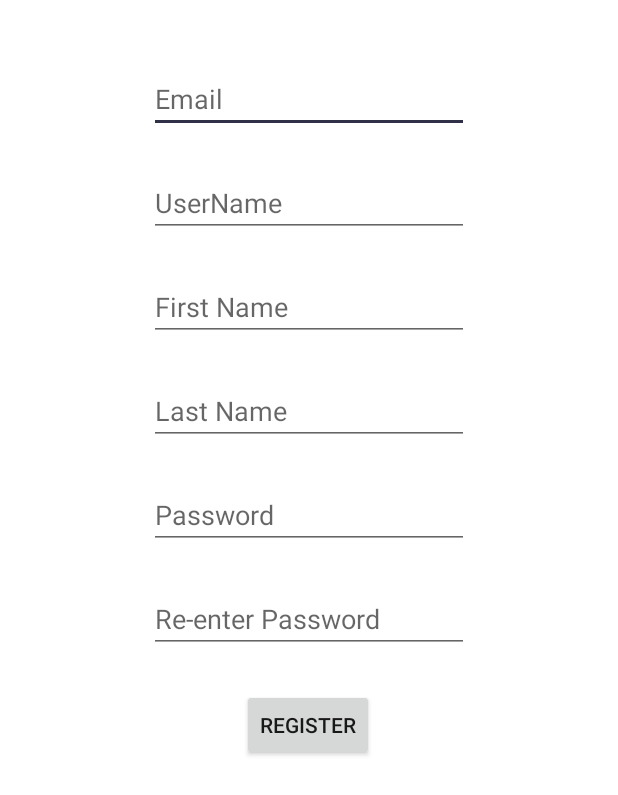
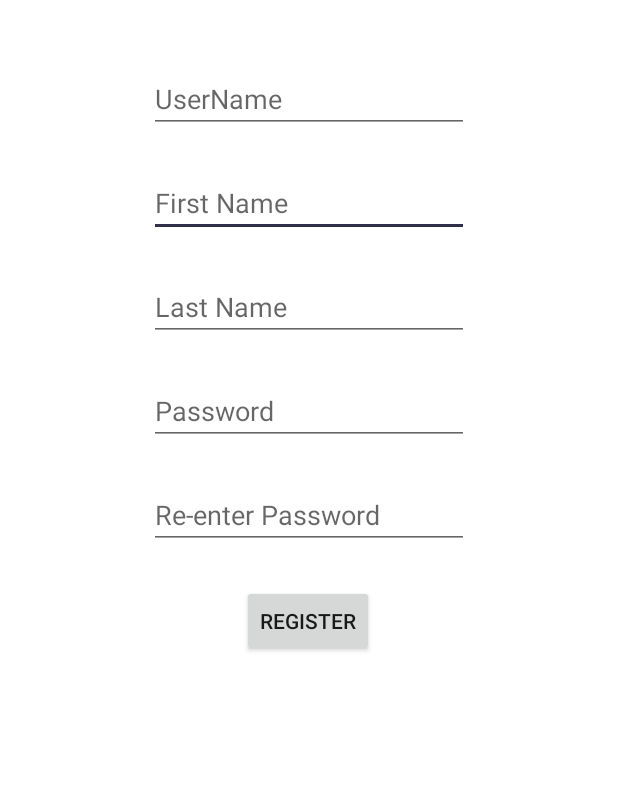
Before and after one commit to sockpuppeteers/ChecklistII, an Android app: the Registration screen opened directly, with no data from a screen before it, on a phone screen of 412 x 824 dp. Shown: the top 795 px of the screen. Run offline under Robolectric (Android 15) with nearby library versions, the phone set to English and light mode, and no system bars; Roboto replaces fonts that are not available here.

Commit message:
email removed from register

```diff
--- a/app/src/main/java/com/example/doug/checklistpresentlayer/Registration.kt
+++ b/app/src/main/java/com/example/doug/checklistpresentlayer/Registration.kt
@@ -38,7 +38,7 @@ class Registration : AppCompatActivity() {
             ) {
                 //error will be empty if everything was successful
                 var user: User = db.RegisterUser(rUserName.text.toString(),
-                    rEmail.text.toString(), rFName.text.toString(), rLName.text.toString(),
+                    "", rFName.text.toString(), rLName.text.toString(),
                     rPW1.text.toString())
                 if (user.Error != "" && user.Error != null)
                     rErrorText.text = ErrorText.text.toString() + user.Error + "\n"
--- a/app/src/main/res/layout/activity_registration.xml
+++ b/app/src/main/res/layout/activity_registration.xml
@@ -4,17 +4,7 @@
                                              xmlns:tools="http://schemas.android.com/tools" android:layout_width="match_parent"
                                              android:layout_height="match_parent">
 
-    <EditText
-            android:layout_width="wrap_content"
-            android:layout_height="wrap_content"
-            android:inputType="textEmailAddress"
-            android:ems="10"
-            android:id="@+id/rEmail"
-            android:layout_marginStart="8dp"
-            app:layout_constraintStart_toStartOf="parent" android:layout_marginEnd="8dp"
-            app:layout_constraintEnd_toEndOf="parent"
-            android:layout_marginTop="8dp" app:layout_constraintTop_toBottomOf="@+id/rErrorText"
-            android:hint="@string/EMAIL_TEXT" />       <!-- > -->
+    <!-- > -->
         <!-- <requestFocus /> This "focuses" on this specific editText at the start of the page
     </EditText> -->
     <EditText
@@ -46,8 +36,8 @@
             android:layout_marginStart="8dp"
             app:layout_constraintStart_toStartOf="parent" android:layout_marginEnd="8dp"
             app:layout_constraintEnd_toEndOf="parent" android:inputType="textPersonName"
-            android:layout_marginTop="24dp" app:layout_constraintTop_toBottomOf="@+id/rEmail"
-            android:hint="@string/USERNAME_TEXT"/>
+            android:hint="@string/USERNAME_TEXT" android:layout_marginTop="8dp"
+            app:layout_constraintTop_toBottomOf="@+id/rErrorText"/>
     <EditText
             android:layout_width="wrap_content"
             android:layout_height="wrap_content"
```
